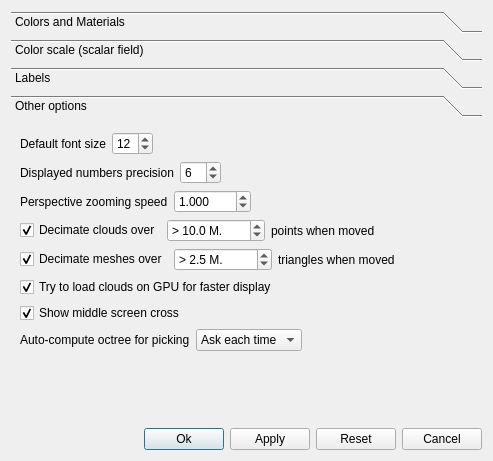
Old version of the form qCC/ui_templates/displayOptionsDlg.ui in the repository CloudCompare/CloudCompare.
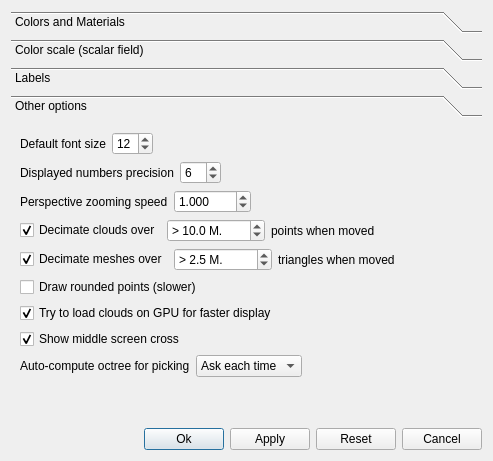
New version of the form. The open tabs and pages were chosen to show the change. Icons and pictures are not drawn.

Commit message: New 'display' option to draw round points instead of square ones

What changed in the file:
```diff
--- a/qCC/ui_templates/displayOptionsDlg.ui
+++ b/qCC/ui_templates/displayOptionsDlg.ui
@@ -602,8 +602,8 @@
        <rect>
         <x>0</x>
         <y>0</y>
-        <width>431</width>
-        <height>262</height>
+        <width>475</width>
+        <height>304</height>
        </rect>
       </property>
       <attribute name="label">
@@ -854,6 +854,13 @@
          </item>
         </layout>
        </item>
+       <item>
+        <widget class="QCheckBox" name="drawRoundedPointsCheckBox">
+         <property name="text">
+          <string>Draw rounded points (slower)</string>
+         </property>
+        </widget>
+       </item>
        <item>
         <widget class="QCheckBox" name="useVBOCheckBox">
          <property name="text">
```
Left out of the diff: 36 changed lines with no effect on the pictures. The commit also changes 8 other files.
